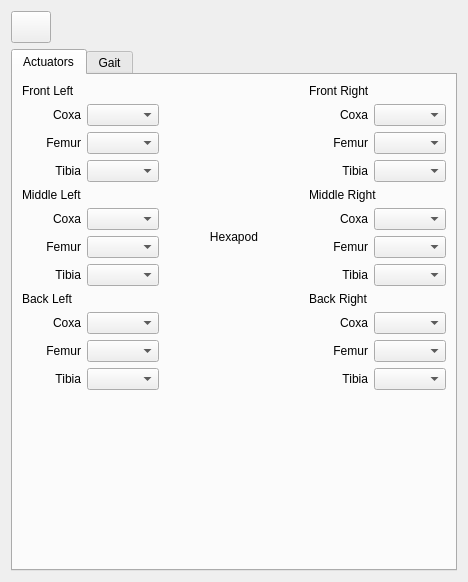
Qt form src/libs/libmotorics/motorics/LeggedMtlobeWidget.ui (mrdeveloperdude/OctoMY) before a commit.
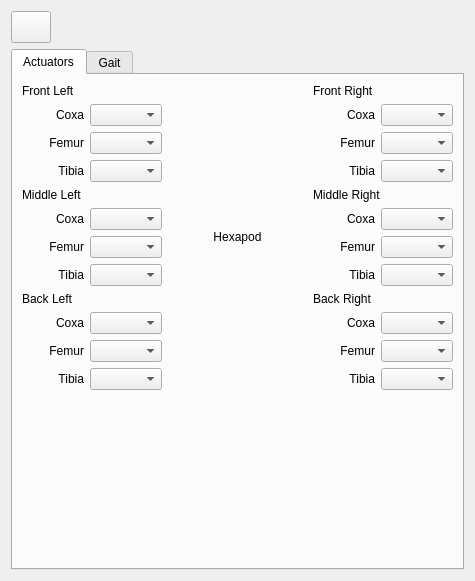
The same form after that commit. Icons and pictures are not drawn. Custom widgets are drawn as their Qt base class.

Diff of the .ui file:
```diff
--- a/src/libs/libmotorics/motorics/LeggedMtlobeWidget.ui
+++ b/src/libs/libmotorics/motorics/LeggedMtlobeWidget.ui
@@ -6,8 +6,8 @@
    <rect>
     <x>0</x>
     <y>0</y>
-    <width>468</width>
-    <height>582</height>
+    <width>475</width>
+    <height>581</height>
    </rect>
   </property>
   <property name="windowTitle">
```
Left out of the diff: 8 changed lines with no effect on the pictures.
